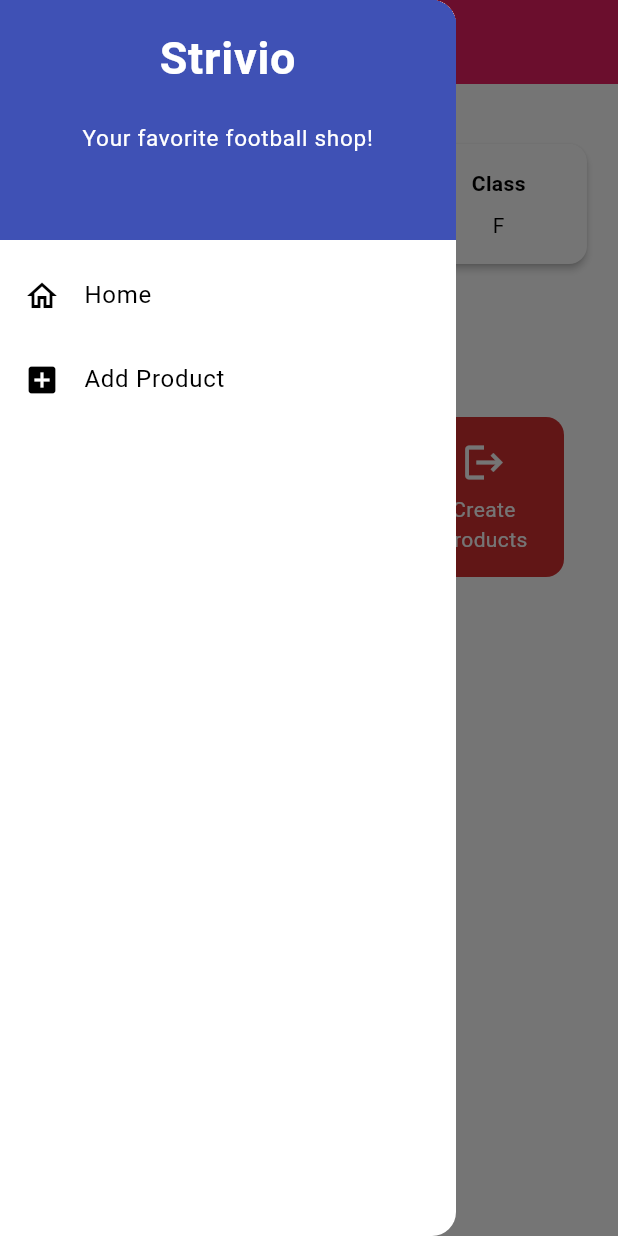
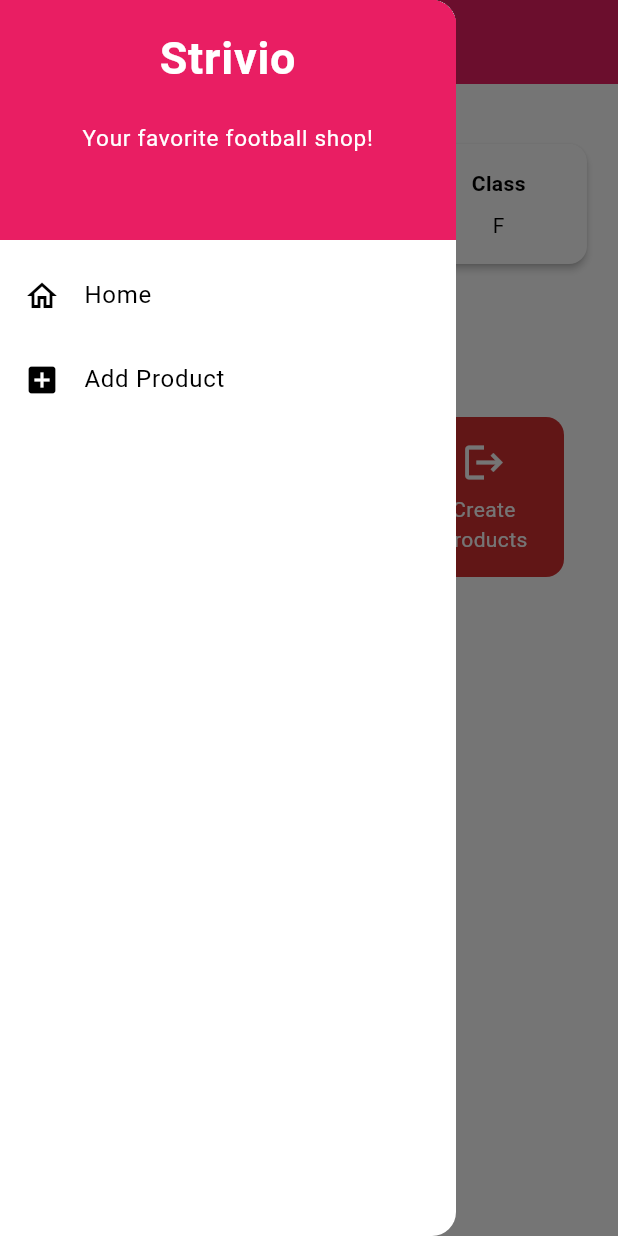
Before and after one commit to afifahwidhia/strivio-mobile, a Flutter app: the screen it shows after launch, with the side drawer open, on a phone screen of 412 x 824 dp. Run offline on Flutter 3.47's test engine with Material 3 defaults, Android fonts, the phone set to English and light mode, and no system bars.

Commit message:
Update Tugas Individu 8

```diff
--- a/lib/widgets/left_drawer.dart
+++ b/lib/widgets/left_drawer.dart
@@ -11,7 +11,7 @@ class LeftDrawer extends StatelessWidget {
       child: ListView(
         children: [
           const DrawerHeader(
-            decoration: BoxDecoration(color: Colors.indigo),
+            decoration: BoxDecoration(color: Colors.pink),
             child: Column(
               children: [
                 Text(
```
